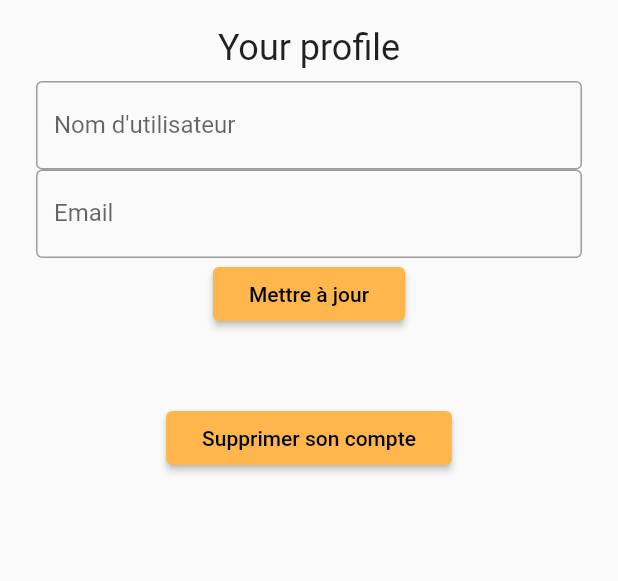
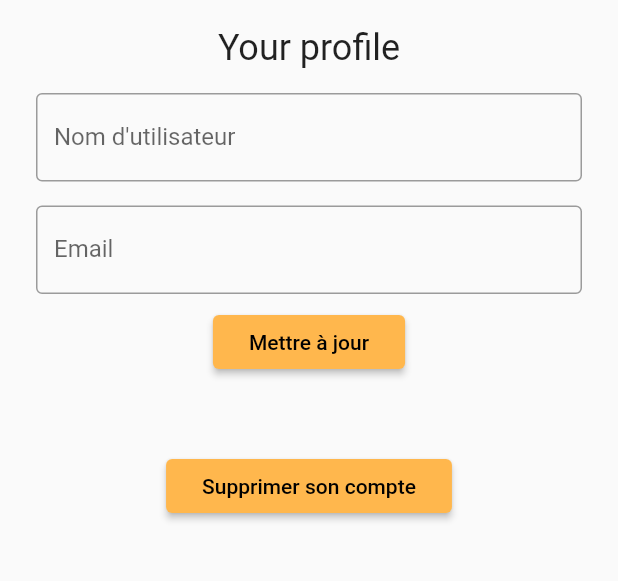
Before and after one commit to alexandr-io/alexandrio_app, a Flutter app: the Profile screen opened directly with empty values, on a phone screen of 412 x 824 dp, the part 201-782 px from its top. Run offline on Flutter 3.47's test engine with Material 2 defaults, Android fonts, the light colour scheme and no system bars; our stand-ins replace printing; accounts and stored records are empty.

Commit message:
fix: change style

```diff
--- a/lib/Pages/Profile.dart
+++ b/lib/Pages/Profile.dart
@@ -53,7 +53,7 @@ class ProfileState extends State<Profile> {
                 ),
               ),
               Padding(
-                padding: const EdgeInsets.symmetric(horizontal: 8.0),
+                padding: const EdgeInsets.all(8.0),
                 child: TextField(
                   decoration: InputDecoration(
                     border: OutlineInputBorder(),
@@ -63,7 +63,7 @@ class ProfileState extends State<Profile> {
                 )
               ),
               Padding(
-                padding: const EdgeInsets.symmetric(horizontal: 8.0),
+                padding: const EdgeInsets.all(8.0),
                 child: TextField(
                   decoration: InputDecoration(
                     border: OutlineInputBorder(),
--- a/lib/backend/APIConnector.dart
+++ b/lib/backend/APIConnector.dart
@@ -281,7 +281,6 @@ class APIConnector {
 
   // LIBRARY RELATED CALLS
 
-  // NO body with DELETE
   // Future<void> deleteBook(String authToken, String bookId, String libraryId) async {
   //   final response = await http.delete(
   //     endpoints[2] + '/book',
@@ -302,7 +301,6 @@ class APIConnector {
 
   // } // DELETE
 
-  // NO body with GET
   // Future<void> retrieveBook(String authToken, String bookId, String libraryId) async {
   //   final response = await http.get(
   //     endpoints[2] + '/book',
```
